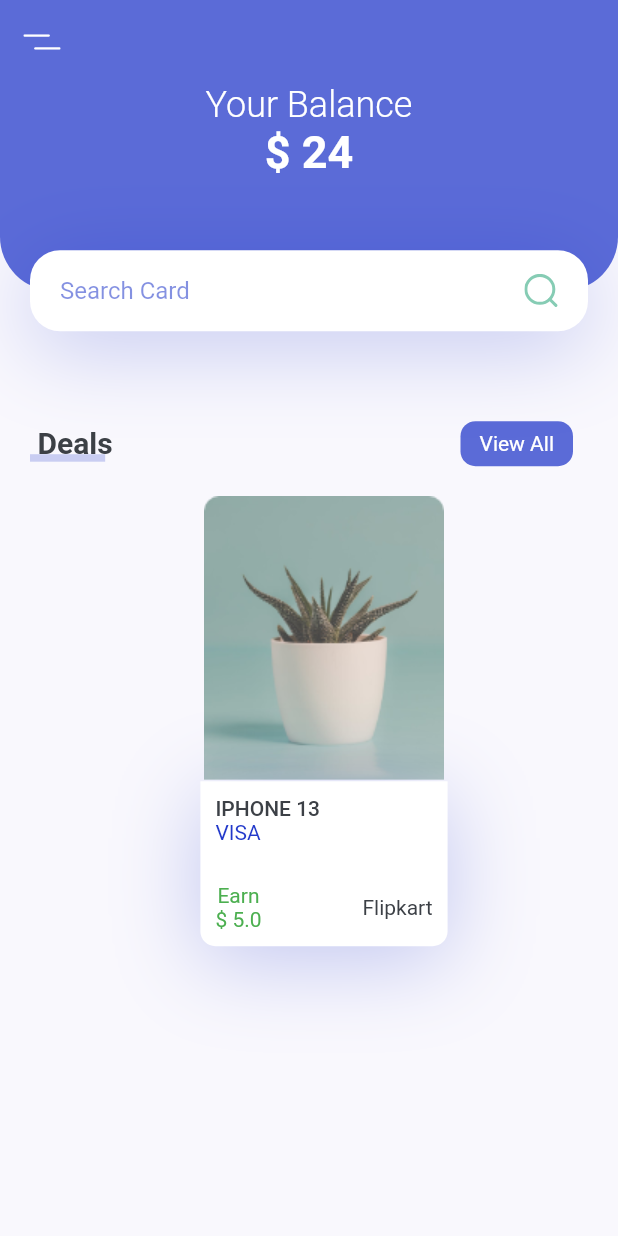
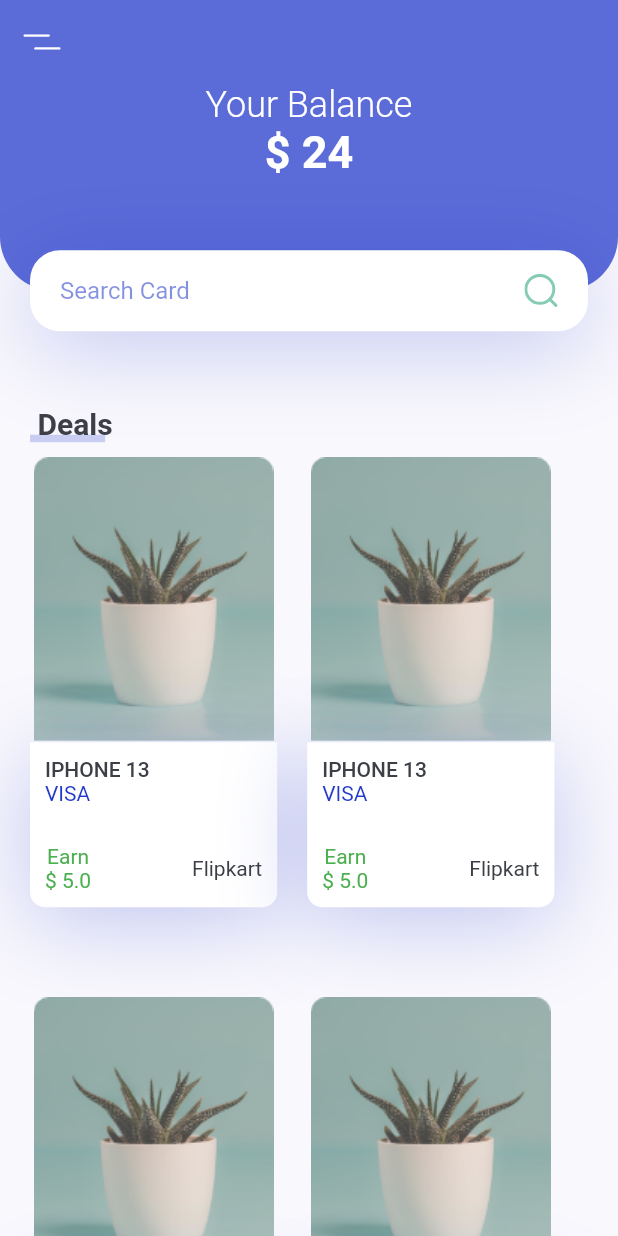
Before and after one commit to author-sanjay/yeper_clone_flutter, a Flutter app: the screen it shows after launch, on a phone screen of 412 x 824 dp. Run offline on Flutter 3.47's test engine with Material 2 defaults, Android fonts, the phone set to English and light mode, and no system bars; our stand-ins replace flutter_svg.

Commit message:
minor updates

```diff
--- a/lib/Screens/HomeScreen/Body.dart
+++ b/lib/Screens/HomeScreen/Components/Body.dart
@@ -1,10 +1,8 @@
-// ignore_for_file: file_names, prefer_const_constructors
+// ignore_for_file: file_names, prefer_const_constructors, prefer_const_literals_to_create_immutables
 
 import 'package:flutter/material.dart';
-import 'package:yeper_user/constants.dart';
-
+import 'Doublecards.dart';
 import 'HeaderWithSearchbar.dart';
-import 'ItemCard.dart';
 import 'TitleWithButton.dart';
 
 class Body extends StatelessWidget {
@@ -18,7 +16,14 @@ class Body extends StatelessWidget {
         children: <Widget>[
           HeaderWithSearchbar(size: size),
           TitleWithButton(),
-          ItemCard(cardname: 'VISA', itemname: 'iPhone 13', profit: 5, site: 'Flipkart', image: 'assets/images/image_1.png', press: (){},)
+          Column(
+            children: [
+              DoubleCards(),
+              DoubleCards(),
+              DoubleCards(),
+
+            ],
+          )
         ],
       ),
     );
--- /dev/null
+++ b/lib/Screens/HomeScreen/Components/Doublecards.dart
@@ -0,0 +1,36 @@
+// ignore_for_file: file_names
+
+import 'package:flutter/material.dart';
+
+import 'ItemCard.dart';
+
+
+class DoubleCards extends StatelessWidget {
+  const DoubleCards({
+    Key? key,
+  }) : super(key: key);
+
+  @override
+  Widget build(BuildContext context) {
+    return Row(
+      children: [
+        ItemCard(
+          cardname: 'VISA',
+          itemname: 'iPhone 13',
+          profit: 5,
+          site: 'Flipkart',
+          image: 'assets/images/image_1.png',
+          press: () {},
+        ),
+        ItemCard(
+          cardname: 'VISA',
+          itemname: 'iPhone 13',
+          profit: 5,
+          site: 'Flipkart',
+          image: 'assets/images/image_1.png',
+          press: () {},
+        ),
+      ],
+    );
+  }
+}
--- a/lib/Screens/HomeScreen/HeaderWithSearchbar.dart
+++ b/lib/Screens/HomeScreen/Components/HeaderWithSearchbar.dart
@@ -1,9 +1,9 @@
-// ignore_for_file: prefer_const_constructors
+// ignore_for_file: prefer_const_constructors, file_names, avoid_print, sized_box_for_whitespace
 
 import 'package:flutter/material.dart';
 import 'package:flutter_svg/svg.dart';
 
-import '../../constants.dart';
+import '../../../constants.dart';
 class HeaderWithSearchbar extends StatelessWidget {
   const HeaderWithSearchbar({
     Key? key,
--- a/lib/Screens/HomeScreen/ItemCard.dart
+++ b/lib/Screens/HomeScreen/Components/ItemCard.dart
@@ -1,6 +1,8 @@
+// ignore_for_file: file_names, prefer_const_constructors, unnecessary_string_interpolations
+
 import 'package:flutter/material.dart';
 
-import '../../constants.dart';
+import '../../../constants.dart';
 
 class ItemCard extends StatelessWidget {
   const ItemCard(
--- a/lib/Screens/HomeScreen/TitleWithButton.dart
+++ b/lib/Screens/HomeScreen/Components/TitleWithButton.dart
@@ -1,6 +1,8 @@
+// ignore_for_file: file_names, prefer_const_literals_to_create_immutables, prefer_const_constructors, sized_box_for_whitespace
+
 import 'package:flutter/material.dart';
 
-import '../../constants.dart';
+import '../../../constants.dart';
 class TitleWithButton extends StatelessWidget {
   const TitleWithButton({
     Key? key,
@@ -13,22 +15,7 @@ class TitleWithButton extends StatelessWidget {
       child: Row(
         children: <Widget>[
           TextWithCustomUnderline(text: "Deals"),
-          Spacer(),
-          GestureDetector(
-            onTap: (){},
-            child: Container(
-              margin: EdgeInsets.all(10),
-              width: 75,
-              height: 30,
-              alignment: Alignment.center,
-              decoration: BoxDecoration(
-                  borderRadius: BorderRadius.circular(10), color: kprimarycolor),
-              child: Text(
-                "View All",
-                style: TextStyle(color: Colors.white),
-              ),
-            ),
-          )
+
         ],
       ),
     );
--- a/lib/Screens/HomeScreen/HomeScreen.dart
+++ b/lib/Screens/HomeScreen/HomeScreen.dart
@@ -1,8 +1,8 @@
-// ignore_for_file: prefer_const_constructors
+// ignore_for_file: prefer_const_constructors, file_names
 
 import 'package:flutter/material.dart';
 import 'package:flutter_svg/flutter_svg.dart';
-import 'package:yeper_user/Screens/HomeScreen/Body.dart';
+import 'package:yeper_user/Screens/HomeScreen/Components/Body.dart';
 import 'package:yeper_user/constants.dart';
 
 class HomeScreen extends StatelessWidget {
```
Also changed, not shown: lib/Screens/DetailsScreen/DetailsSceen.dart (added).
